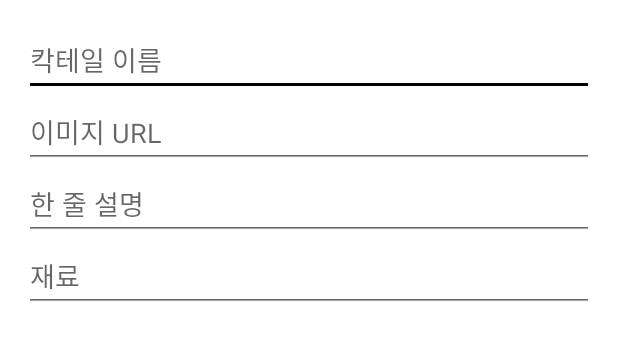
After one commit to blackcat417/MadcampWeek2, an Android app: the layout dialog_add_cocktail.xml on its own in the app's theme, with its tools: preview values and no code run, on a phone screen of 412 x 824 dp. The commit adds this screen. Shown: the top 340 px of the screen. Run offline under Robolectric (Android 15) with nearby library versions, the phone set to English and light mode, and no system bars.

Commit message:
myCocktails

```diff
--- a/app/src/main/java/com/example/cocktail_week2/ApiService.kt
+++ b/app/src/main/java/com/example/cocktail_week2/ApiService.kt
@@ -26,4 +26,7 @@ interface ApiService {
 
     @GET("logs")
     fun logCocktails(): Call<List<LogCocktails>>
+
+    @GET("mycocktails")
+    fun MyCocktails(): Call<List<MyCocktails>>
 }
--- a/app/src/main/java/com/example/cocktail_week2/Log/LogAdpater.kt
+++ b/app/src/main/java/com/example/cocktail_week2/Log/LogAdpater.kt
@@ -11,19 +11,16 @@ import com.example.cocktail_week2.R
 import com.example.cocktail_week2.LogCocktails
 
 class LogAdapter(private var logList: List<LogCocktails>) : RecyclerView.Adapter<LogAdapter.ViewHolder>() {
-
     class ViewHolder(view: View) : RecyclerView.ViewHolder(view) {
         val imageView: ImageView = view.findViewById(R.id.imageViewCocktail)
         val nameTextView: TextView = view.findViewById(R.id.textViewName)
         val typeTextView: TextView = view.findViewById(R.id.textViewType)
         val descriptionTextView: TextView = view.findViewById(R.id.textViewDescription)
     }
-
     override fun onCreateViewHolder(parent: ViewGroup, viewType: Int): ViewHolder {
         val view = LayoutInflater.from(parent.context).inflate(R.layout.cocktail_item, parent, false)
         return ViewHolder(view)
     }
-
     override fun onBindViewHolder(holder: ViewHolder, position: Int) {
         val cocktail = logList[position]
         Glide.with(holder.imageView.context).load(cocktail.logImg).into(holder.imageView)
@@ -31,7 +28,6 @@ class LogAdapter(private var logList: List<LogCocktails>) : RecyclerView.Adapter
         holder.typeTextView.text = cocktail.logIngredient
         holder.descriptionTextView.text = cocktail.logRecipe
     }
-
     override fun getItemCount() = logList.size
 
     fun updateList(newLogs: List<LogCocktails>) {
--- /dev/null
+++ b/app/src/main/res/layout/dialog_add_cocktail.xml
@@ -0,0 +1,41 @@
+<?xml version="1.0" encoding="utf-8"?>
+<LinearLayout xmlns:android="http://schemas.android.com/apk/res/android"
+    android:layout_width="match_parent"
+    android:layout_height="wrap_content"
+    android:orientation="vertical"
+    android:padding="16dp">
+
+    <!-- 칵테일 이름 입력 필드 -->
+    <EditText
+        android:id="@+id/editTextCocktailName"
+        android:layout_width="match_parent"
+        android:layout_height="wrap_content"
+        android:hint="칵테일 이름"
+        android:inputType="text" />
+
+    <!-- 이미지 URL 입력 필드 -->
+    <EditText
+        android:id="@+id/editTextImageUrl"
+        android:layout_width="match_parent"
+        android:layout_height="wrap_content"
+        android:hint="이미지 URL"
+        android:inputType="textUri" />
+
+    <!-- 칵테일 설명 입력 필드 -->
+    <EditText
+        android:id="@+id/editTextDescription"
+        android:layout_width="match_parent"
+        android:layout_height="wrap_content"
+        android:hint="한 줄 설명"
+        android:inputType="text" />
+
+    <!-- 재료 입력 필드 -->
+    <EditText
+        android:id="@+id/editTextIngredients"
+        android:layout_width="match_parent"
+        android:layout_height="wrap_content"
+        android:hint="재료"
+        android:inputType="text" />
+        />
+
+</LinearLayout>
```
Also changed, not shown: app/src/main/java/com/example/cocktail_week2/Cock/MyCocktailActivity.kt (+63 -1 lines), app/src/main/java/com/example/cocktail_week2/Log/LogActivity.kt (+21 -50 lines), app/src/main/java/com/example/cocktail_week2/dataclass.kt (+7 -0 lines), app/src/main/res/layout/activity_log.xml (+13 -1 lines), app/src/main/res/layout/item_cocktail_card.xml (added, +36 -0 lines).
